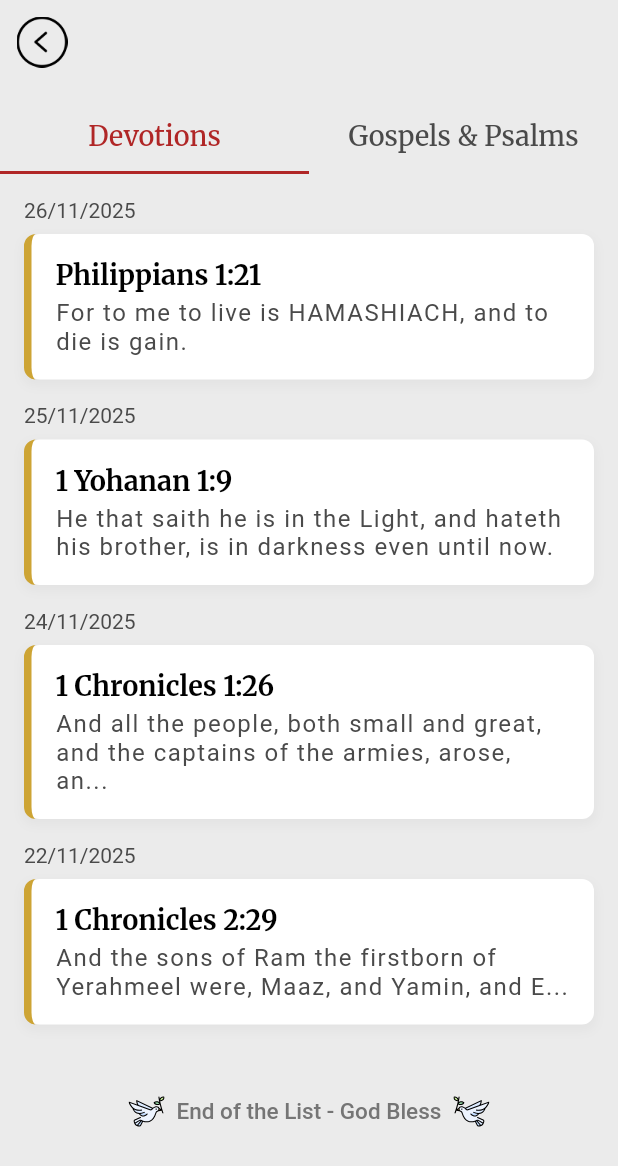
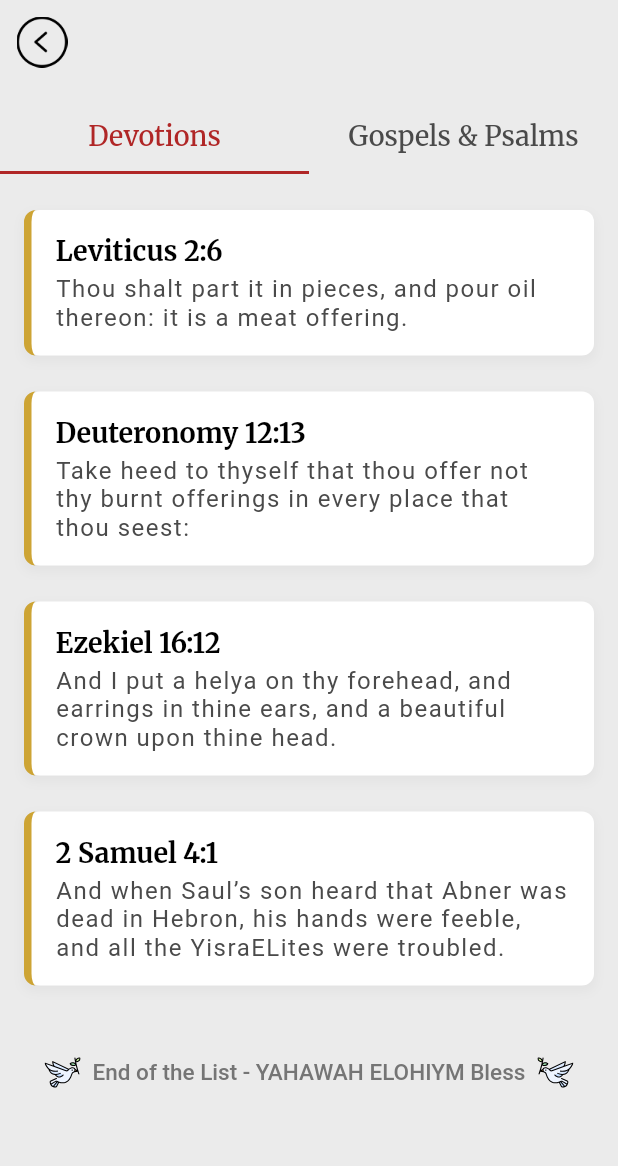
Before and after one commit to backbencherstudio/dr_oplawrence_bible, a Flutter app: the ArchievedDailyDevotionalsScreen screen opened by its route, on a phone screen of 412 x 824 dp. Shown: the top 1166 px of the screen. Run offline on Flutter 3.47's test engine with Material 3 defaults, Android fonts, the phone set to English and light mode, and no system bars; our stand-ins replace connectivity_plus, dio, file_picker, flutter_riverpod, flutter_screenutil, flutter_svg and 6 more; accounts and stored records are empty.

Commit message:
adjust all texts and fixed the size

```diff
--- a/lib/presentation/home/view/screens/archieved_daily_devotionals/archieved_daily_devotionals_Screen.dart
+++ b/lib/presentation/home/view/screens/archieved_daily_devotionals/archieved_daily_devotionals_Screen.dart
@@ -49,8 +49,8 @@ class ArchievedDailyDevotionalsScreen extends StatelessWidget {
                 _buildDevotionCard(
                   context,
                   '26/11/2025',
-                  'Philippians 1:21',
-                  'For to me to live is HAMASHIACH, and to die is gain.',
+                  'Leviticus 2:6',
+                  'Thou shalt part it in pieces, and pour oil thereon: it is a meat offering.',
                   onTap: () {
                     Navigator.pushNamed(context, RouteNames.morningPrayerScreen);
                   },
@@ -58,22 +58,22 @@ class ArchievedDailyDevotionalsScreen extends StatelessWidget {
                 _buildDevotionCard(
                   context,
                   '25/11/2025',
-                  '1 Yohanan 1:9',
-                  'He that saith he is in the Light, and hateth his brother, is in darkness even until now.',
+                  'Deuteronomy 12:13',
+                  'Take heed to thyself that thou offer not thy burnt offerings in every place that thou seest:',
                   onTap: () {Navigator.pushNamed(context, RouteNames.morningPrayerScreen);},
                 ),
                 _buildDevotionCard(
                   context,
                   '24/11/2025',
-                  '1 Chronicles 1:26',
-                  'And all the people, both small and great, and the captains of the armies, arose, an...',
+                  'Ezekiel 16:12',
+                  'And I put a helya on thy forehead, and earrings in thine ears, and a beautiful crown upon thine head.',
                   onTap: () {Navigator.pushNamed(context, RouteNames.morningPrayerScreen);},
                 ),
                 _buildDevotionCard(
                   context,
                   '22/11/2025',
-                  '1 Chronicles 2:29',
-                  'And the sons of Ram the firstborn of Yerahmeel were, Maaz, and Yamin, and E...',
+                  '2 Samuel 4:1',
+                  'And when Saul’s son heard that Abner was dead in Hebron, his hands were feeble, and all the YisraELites were troubled.',
                   onTap: () {  Navigator.pushNamed(context, RouteNames.morningPrayerScreen);},
                 ),
                 const SizedBox(height: 30),
@@ -83,7 +83,7 @@ class ArchievedDailyDevotionalsScreen extends StatelessWidget {
                     SvgPicture.asset('assets/images/left_bird.svg'),
                     const SizedBox(width: 8),
                     Text(
-                      'End of the List - God Bless',
+                      'End of the List - YAHAWAH ELOHIYM Bless',
                       style: TextStyle(
                         color: Colors.grey.shade600,
                         fontSize: 15,
@@ -104,8 +104,8 @@ class ArchievedDailyDevotionalsScreen extends StatelessWidget {
                 _buildDevotionCard(
                   context,
                   '26/11/2025',
-                  'Philippians 4:5',
-                  'Let your moderation be known unto all men. The Lord is at hand.',
+                  'Luke 6:2',
+                  'And certain of the Pharisees said unto them, Why do ye that which is not lawful to do on the Sabbath days?',
                   onTap: () {
                     Navigator.pushNamed(context, RouteNames.gospelPsalmScreen);
                   },
@@ -113,21 +113,21 @@ class ArchievedDailyDevotionalsScreen extends StatelessWidget {
                 _buildDevotionCard(
                   context,
                   '25/11/2025',
-                  'John 16:33',
-                  'I have told you these things, so that in me you may have peace. In this world you will have trouble.',
+                  'Yovel 28:11',
+                  'And the YAHAWAH opened the womb of Leah, and she conceived and bare Ya’aqob a son, and he called his name Reuben, on the fourteenth day of the ninth month, in the first year of the third week.',
                   onTap: () {  Navigator.pushNamed(context, RouteNames.gospelPsalmScreen);},
                 ), _buildDevotionCard(
                   context,
                   '26/11/2025',
-                  'Philippians 4:5',
-                  'Let your moderation be known unto all men. The Lord is at hand.',
+                  'Philippians 4:1',
+                  'Therefore, my brethren dearly beloved and longed for, my delight and crown, so stand fast in the YAHAWAH, my dearly beloved.',
                   onTap: () {  Navigator.pushNamed(context, RouteNames.gospelPsalmScreen);},
                 ),
                 _buildDevotionCard(
                   context,
                   '25/11/2025',
-                  'John 16:33',
-                  'I have told you these things, so that in me you may have peace. In this world you will have trouble.',
+                  'Yehuda 1:6',
+                  'And the angels which kept not their first estate, but left their own habitation, he hath reserved in everlasting chains under darkness unto the mishpat of the great day.',
                   onTap: () {  Navigator.pushNamed(context, RouteNames.gospelPsalmScreen);},
                 ),
                 const SizedBox(height: 30),
@@ -137,7 +137,7 @@ class ArchievedDailyDevotionalsScreen extends StatelessWidget {
                     SvgPicture.asset('assets/images/left_bird.svg'),
                     const SizedBox(width: 8),
                     Text(
-                      'End of the List - God Bless',
+                      'End of the List - YAHAWAH ELOHIYM Bless',
                       style: TextStyle(
                         color: Colors.grey.shade600,
                         fontSize: 15,
@@ -168,14 +168,14 @@ class ArchievedDailyDevotionalsScreen extends StatelessWidget {
       child: Column(
         crossAxisAlignment: CrossAxisAlignment.start,
         children: [
-          Text(
-            date,
-            style: const TextStyle(
-              fontSize: 14,
-              fontWeight: FontWeight.w400,
-              color: Color(0xff4A4A4A),
-            ),
-          ),
+          // Text(
+          //   date,
+          //   style: const TextStyle(
+          //     fontSize: 14,
+          //     fontWeight: FontWeight.w400,
+          //     color: Color(0xff4A4A4A),
+          //   ),
+          // ),
           const SizedBox(height: 8),
           GestureDetector(
             onTap: onTap,
--- a/lib/presentation/home/view/screens/gospel_psalm/gospel_psalm_screen.dart
+++ b/lib/presentation/home/view/screens/gospel_psalm/gospel_psalm_screen.dart
@@ -85,7 +85,7 @@ class _GospelPsalmScreenState extends State<GospelPsalmScreen> {
                   SizedBox(height: 20.h),
 
                   Text(
-                    '“Now when YAH’USHUA was born in Bethlehem of Yehudaea in the days of Herod the king, behold, there came wise men from the east to Yerushalayim.”',
+                    '“Now when YAH’USHUA HAMASHIACH was born in Bethlehem of Yehudaea in the days of Herod the king, behold, there came wise men from the east to Yerushalayim.”',
                     textAlign: TextAlign.center,
                     style: GoogleFonts.merriweather(
                       fontSize: 20,
```
Also changed, not shown: lib/presentation/home/view/home_screen.dart (+5 -23 lines), lib/presentation/home/view/screens/morning_prayer/morning_prayer_screen.dart (+20 -28 lines), lib/presentation/home/view/screens/morning_prayer/prayer_screen.dart (+20 -20 lines).
